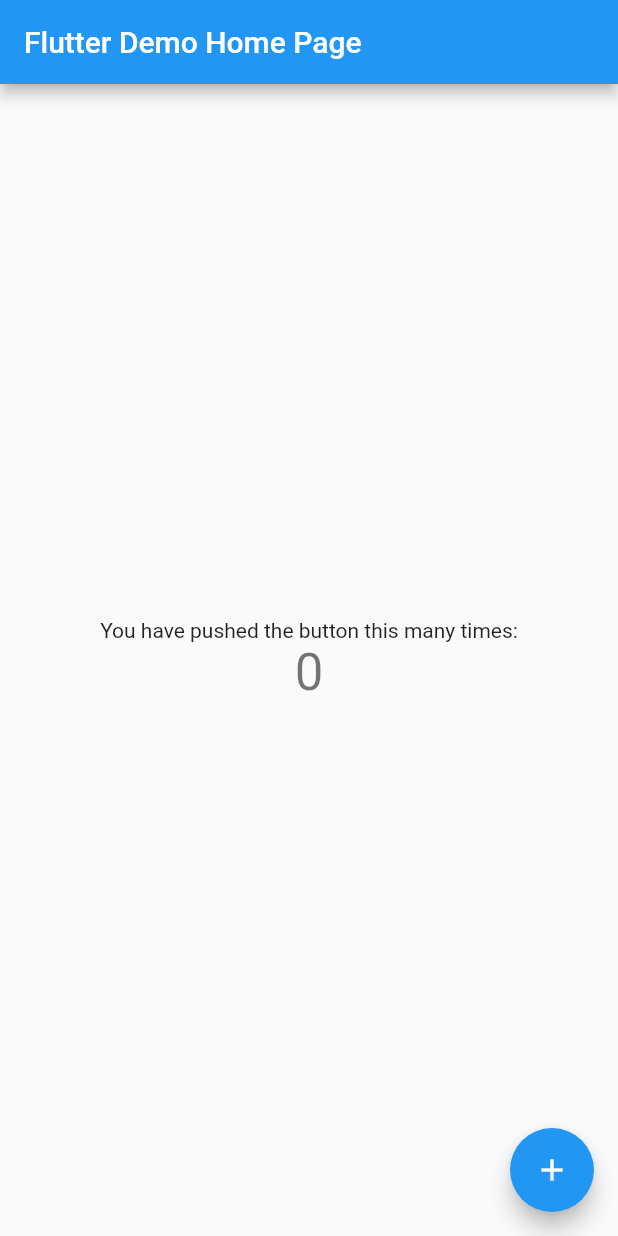
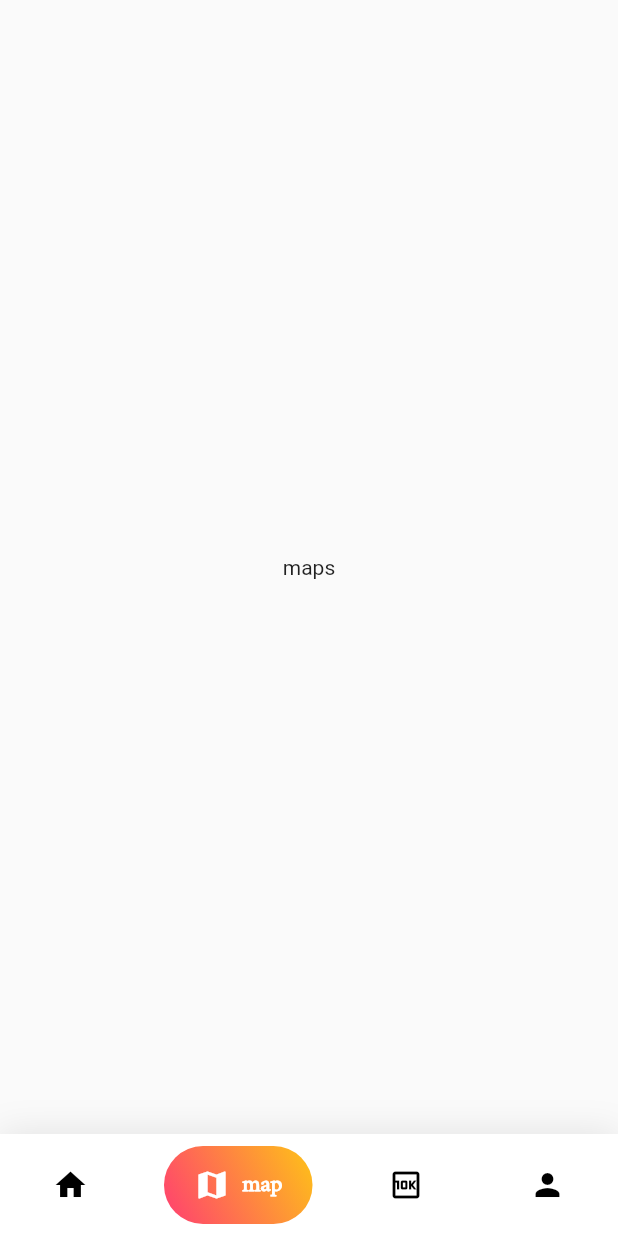
Before and after one commit to oqbahdx/hand-made-new, a Flutter app: the screen it shows after launch, on a phone screen of 412 x 824 dp. Run offline on Flutter 3.47's test engine with Material 2 defaults, Android fonts, the phone set to English and light mode, and no system bars; drawn by our look-alikes of google_nav_bar; our stand-ins replace smooth_page_indicator.

Commit message:
add onBoarding and start page

```diff
--- a/lib/main.dart
+++ b/lib/main.dart
@@ -1,115 +1,28 @@
 import 'package:flutter/material.dart';
+import 'package:hand_made_new/screens/home/start.dart';
+import 'package:hand_made_new/screens/intro/onBoarding.dart';
 
-void main() {
-  runApp(const MyApp());
+
+void main(){
+  WidgetsFlutterBinding.ensureInitialized();
+  runApp(
+
+      MyApp(
+  ));
 }
 
 class MyApp extends StatelessWidget {
   const MyApp({Key? key}) : super(key: key);
 
-  // This widget is the root of your application.
   @override
   Widget build(BuildContext context) {
     return MaterialApp(
-      title: 'Flutter Demo',
-      theme: ThemeData(
-        // This is the theme of your application.
-        //
-        // Try running your application with "flutter run". You'll see the
-        // application has a blue toolbar. Then, without quitting the app, try
-        // changing the primarySwatch below to Colors.green and then invoke
-        // "hot reload" (press "r" in the console where you ran "flutter run",
-        // or simply save your changes to "hot reload" in a Flutter IDE).
-        // Notice that the counter didn't reset back to zero; the application
-        // is not restarted.
-        primarySwatch: Colors.blue,
-      ),
-      home: const MyHomePage(title: 'Flutter Demo Home Page'),
+      debugShowCheckedModeBanner: false,
+      initialRoute: StartPage.id,
+      routes: {
+        OnBoarding.id:(context)=>OnBoarding(),
+        StartPage.id:(context)=>StartPage(),
+      },
     );
   }
 }
-
-class MyHomePage extends StatefulWidget {
-  const MyHomePage({Key? key, required this.title}) : super(key: key);
-
-  // This widget is the home page of your application. It is stateful, meaning
-  // that it has a State object (defined below) that contains fields that affect
-  // how it looks.
-
-  // This class is the configuration for the state. It holds the values (in this
-  // case the title) provided by the parent (in this case the App widget) and
-  // used by the build method of the State. Fields in a Widget subclass are
-  // always marked "final".
-
-  final String title;
-
-  @override
-  State<MyHomePage> createState() => _MyHomePageState();
-}
-
-class _MyHomePageState extends State<MyHomePage> {
-  int _counter = 0;
-
-  void _incrementCounter() {
-    setState(() {
-      // This call to setState tells the Flutter framework that something has
-      // changed in this State, which causes it to rerun the build method below
-      // so that the display can reflect the updated values. If we changed
-      // _counter without calling setState(), then the build method would not be
-      // called again, and so nothing would appear to happen.
-      _counter++;
-    });
-  }
-
-  @override
-  Widget build(BuildContext context) {
-    // This method is rerun every time setState is called, for instance as done
-    // by the _incrementCounter method above.
-    //
-    // The Flutter framework has been optimized to make rerunning build methods
-    // fast, so that you can just rebuild anything that needs updating rather
-    // than having to individually change instances of widgets.
-    return Scaffold(
-      appBar: AppBar(
-        // Here we take the value from the MyHomePage object that was created by
-        // the App.build method, and use it to set our appbar title.
-        title: Text(widget.title),
-      ),
-      body: Center(
-        // Center is a layout widget. It takes a single child and positions it
-        // in the middle of the parent.
-        child: Column(
-          // Column is also a layout widget. It takes a list of children and
-          // arranges them vertically. By default, it sizes itself to fit its
-          // children horizontally, and tries to be as tall as its parent.
-          //
-          // Invoke "debug painting" (press "p" in the console, choose the
-          // "Toggle Debug Paint" action from the Flutter Inspector in Android
-          // Studio, or the "Toggle Debug Paint" command in Visual Studio Code)
-          // to see the wireframe for each widget.
-          //
-          // Column has various properties to control how it sizes itself and
-          // how it positions its children. Here we use mainAxisAlignment to
-          // center the children vertically; the main axis here is the vertical
-          // axis because Columns are vertical (the cross axis would be
-          // horizontal).
-          mainAxisAlignment: MainAxisAlignment.center,
-          children: <Widget>[
-            const Text(
-              'You have pushed the button this many times:',
-            ),
-            Text(
-              '$_counter',
-              style: Theme.of(context).textTheme.headline4,
-            ),
-          ],
-        ),
-      ),
-      floatingActionButton: FloatingActionButton(
-        onPressed: _incrementCounter,
-        tooltip: 'Increment',
-        child: const Icon(Icons.add),
-      ), // This trailing comma makes auto-formatting nicer for build methods.
-    );
-  }
-}
--- /dev/null
+++ b/lib/screens/home/map.dart
@@ -0,0 +1,18 @@
+import 'package:flutter/material.dart';
+
+
+class MapPage extends StatefulWidget {
+  const MapPage({Key? key}) : super(key: key);
+
+  @override
+  _MapPageState createState() => _MapPageState();
+}
+
+class _MapPageState extends State<MapPage> {
+  @override
+  Widget build(BuildContext context) {
+    return Scaffold(
+      body: Center(child: Text('maps'),),
+    );
+  }
+}
--- /dev/null
+++ b/lib/screens/home/start.dart
@@ -0,0 +1,72 @@
+import 'package:flutter/material.dart';
+
+import 'package:hand_made_new/screens/home/families_list.dart';
+import 'package:hand_made_new/screens/home/profile.dart';
+import 'package:hand_made_new/screens/home/time_line.dart';
+import 'package:hand_made_new/widgets/start_widget.dart';
+
+import 'map.dart';
+
+class StartPage extends StatefulWidget {
+  static String id = "StartPage";
+
+  const StartPage({Key? key}) : super(key: key);
+
+  @override
+  _StartPageState createState() => _StartPageState();
+}
+
+class _StartPageState extends State<StartPage> {
+  List<Widget> homePages = [FamiliesList(), MapPage(), TimeLine(), Profile()];
+  int _selectedIndex = 1;
+
+  @override
+  Widget build(BuildContext context) {
+    return Scaffold(
+        body: Center(
+          child: homePages.elementAt(_selectedIndex),
+        ),
+        bottomNavigationBar: Container(
+            decoration: BoxDecoration(
+              color: Colors.white,
+              boxShadow: [
+                BoxShadow(
+                  blurRadius: 20,
+                  color: Colors.black.withOpacity(.1),
+                )
+              ],
+            ),
+            child: SafeArea(
+              child: Padding(
+                padding:
+                    const EdgeInsets.symmetric(horizontal: 15.0, vertical: 8),
+                child:startBottomNav(
+                  index: _selectedIndex,
+                  function: (index){
+                    setState(() {
+                      _selectedIndex = index;
+                    });
+                  },
+                  gButton: [
+                    gButtonNav(
+                      icon: Icons.home,
+                      text:'home'
+                    ),
+                    gButtonNav(
+                        icon: Icons.map,
+                        text:'map'
+                    ),
+                    gButtonNav(
+                        icon: Icons.ten_k_outlined,
+                        text:'time line'
+                    ),
+                    gButtonNav(
+                        icon: Icons.person,
+                        text:'profile'
+                    ),
+                  ]
+                )
+              ),
+            )));
+  }
+}
--- /dev/null
+++ b/lib/widgets/start_widget.dart
@@ -0,0 +1,37 @@
+import 'package:flutter/material.dart';
+import 'package:google_nav_bar/google_nav_bar.dart';
+
+Widget startBottomNav({List<GButton>? gButton,int? index,Function(int)? function}) {
+  return GNav(
+    rippleColor: Colors.grey,
+    hoverColor: Color(0xFFF15B5D),
+    gap: 8,
+    activeColor: Colors.white,
+    iconSize: 24,
+    padding: EdgeInsets.symmetric(horizontal: 20, vertical: 12),
+    duration: Duration(milliseconds: 400),
+    tabBackgroundColor: Color(0xFFF15B5D),
+    tabs: gButton!,
+    selectedIndex: index!,
+    onTabChange: function!,
+  );
+}
+
+GButton gButtonNav({
+  IconData? icon,
+  String? text,
+}) {
+  return GButton(
+    icon: icon!,
+    text: text!,
+    textStyle: TextStyle(
+        fontSize: 16,
+        fontFamily: 'Amiri',
+        color: Colors.white,
+        fontWeight: FontWeight.bold),
+    backgroundGradient: LinearGradient(colors: [
+      Color(0xFFFF3E71),
+      Color(0xFFFEC317),
+    ], begin: Alignment.bottomLeft, end: Alignment.topRight),
+  );
+}
```
Also changed, not shown: lib/screens/home/families_list.dart (added, +18 -0 lines), lib/screens/home/profile.dart (added, +18 -0 lines), lib/screens/home/time_line.dart (added, +18 -0 lines), lib/screens/intro/onBoarding.dart (+110 -0 lines), lib/screens/intro/splash.dart (+17 -0 lines), lib/widgets/app_bar.dart (added, +15 -0 lines), lib/widgets/on_boarding_widgets.dart (added, +32 -0 lines), pubspec.yaml (+18 -43 lines), assets/onboarding1.png (added), assets/onboarding2.png (added), assets/onboarding3.png (added), fonts/Amiri-Regular.ttf (added), lib/screens/products/add_product.dart (added), lib/screens/products/edit_product.dart (added), 2 more files.
